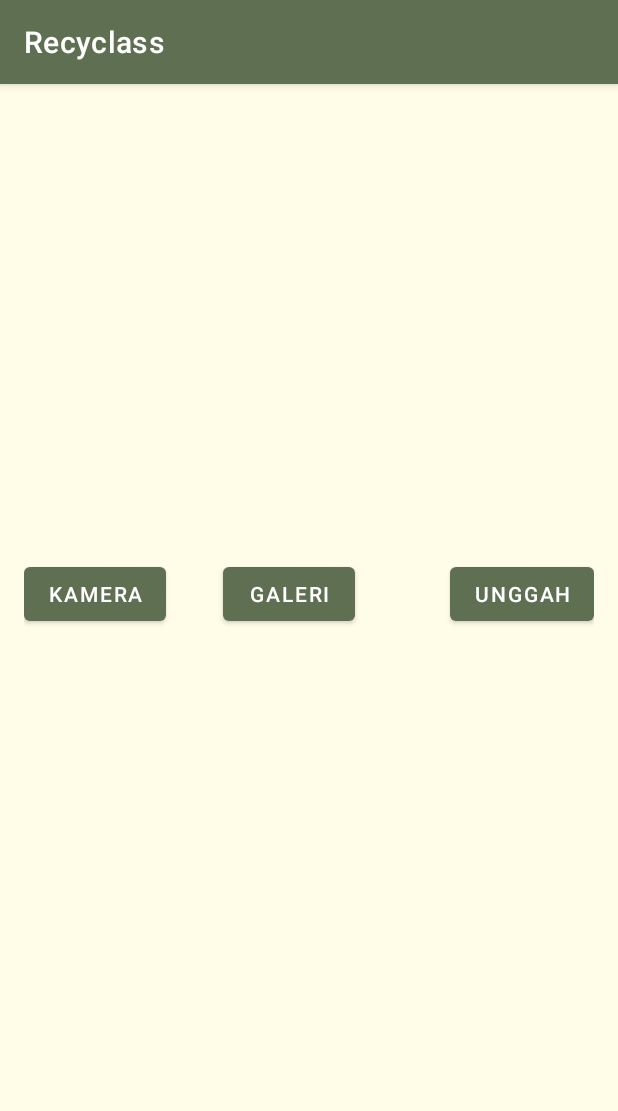
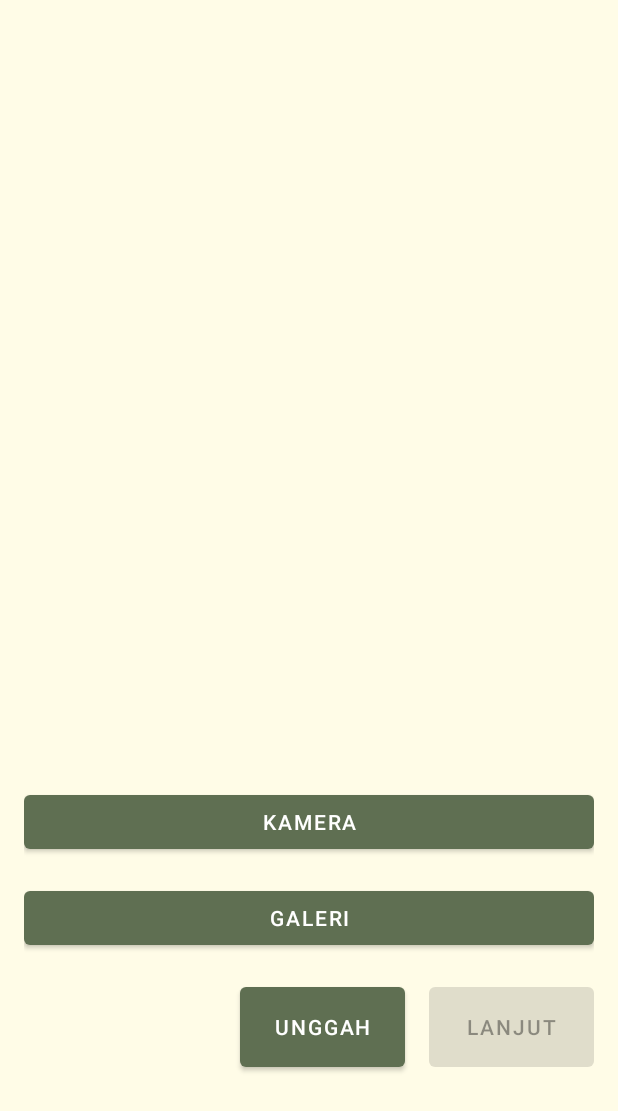
Before and after one commit to imyanuarginting/Recyclass, an Android app: the screen it shows after launch (MainActivity before the commit, CameraActivity after it), on a phone screen of 412 x 824 dp. Shown: the top 1111 px of the screen. Run offline under Robolectric (Android 15) with nearby library versions, the light colour scheme and no system bars.

Commit message:
Better Architecture Component, correcting the flow (Main - Camera), finalizing article feature

```diff
--- a/app/src/main/java/com/example/recyclass/View.kt
+++ b/app/src/main/java/com/example/recyclass/SettingApplication.kt
@@ -6,7 +6,7 @@ import android.view.WindowInsets
 import android.view.WindowManager
 import androidx.appcompat.app.ActionBar
 
-object View {
+object SettingApplication {
     fun noActionBar(window: Window, supportActionBar: ActionBar?) {
         @Suppress("DEPRECATION")
         if (Build.VERSION.SDK_INT >= Build.VERSION_CODES.R) {
--- a/app/src/main/java/com/example/recyclass/data/ArticleRepository.kt
+++ b/app/src/main/java/com/example/recyclass/data/ArticleRepository.kt
@@ -10,13 +10,13 @@ import com.example.recyclass.data.pagingforarticles.PagingSource
 import com.example.recyclass.data.retrofit.ApiService
 
 class ArticleRepository(private val apiService: ApiService) {
-    fun getArticle() : LiveData<PagingData<Article>> {
+    fun getArticle(plastic_type: String) : LiveData<PagingData<Article>> {
         return Pager(
             config = PagingConfig(
                 pageSize = 5
             ),
             pagingSourceFactory = {
-                PagingSource(apiService)
+                PagingSource(apiService, plastic_type)
             }
         ).liveData
     }
--- /dev/null
+++ b/app/src/main/java/com/example/recyclass/ui/camera/CameraActivity.kt
@@ -0,0 +1,125 @@
+package com.example.recyclass.ui.camera
+
+import android.content.Context
+import android.content.Intent
+import android.graphics.BitmapFactory
+import androidx.appcompat.app.AppCompatActivity
+import android.os.Bundle
+import android.os.Environment
+import android.provider.MediaStore
+import android.view.View
+import android.widget.Toast
+import androidx.activity.result.contract.ActivityResultContracts
+import androidx.core.content.FileProvider
+import com.example.recyclass.SettingApplication
+import com.example.recyclass.data.Indicator
+import com.example.recyclass.databinding.ActivityCameraBinding
+import com.example.recyclass.ui.listarticle.ListArticleActivity
+import okhttp3.MediaType.Companion.toMediaType
+import okhttp3.MultipartBody
+import okhttp3.RequestBody.Companion.asRequestBody
+import java.io.File
+import java.text.SimpleDateFormat
+import java.util.*
+
+class CameraActivity : AppCompatActivity() {
+    private lateinit var binding: ActivityCameraBinding
+    private val timeStamp = SimpleDateFormat(
+        TIME_STAMP_FORMAT,
+        Locale.US
+    ).format(System.currentTimeMillis())
+    private lateinit var currentImagePath: String
+    private var getImage: File? = null
+
+    private val launcherCamera = registerForActivityResult(
+        ActivityResultContracts.StartActivityForResult()
+    ) { result ->
+        if (result.resultCode == RESULT_OK) {
+            val image = File(currentImagePath)
+            image.let {
+                getImage = it
+                binding.imageView.setImageBitmap(BitmapFactory.decodeFile(it.path))
+            }
+        }
+    }
+
+    private var plasticType = ""
+
+    private lateinit var viewModel: CameraViewModel
+
+    override fun onCreate(savedInstanceState: Bundle?) {
+        super.onCreate(savedInstanceState)
+        binding = ActivityCameraBinding.inflate(layoutInflater)
+        setContentView(binding.root)
+
+        SettingApplication.noActionBar(window, supportActionBar)
+
+        viewModel = CameraViewModel()
+
+        binding.btnCamera.setOnClickListener {
+            val intent = Intent(MediaStore.ACTION_IMAGE_CAPTURE)
+            intent.resolveActivity(packageManager)
+
+            createTempFile(application).also {
+                val imageURI = FileProvider.getUriForFile(
+                    this@CameraActivity,
+                    "com.example.recyclass",
+                    it
+                )
+                currentImagePath = it.absolutePath
+                intent.putExtra(MediaStore.EXTRA_OUTPUT, imageURI)
+                File(currentImagePath).deleteOnExit()
+                launcherCamera.launch(intent)
+            }
+        }
+
+        binding.btnUpload.setOnClickListener {
+            if (getImage != null) {
+                val image = getImage as File
+                val requestImage = image.asRequestBody("image/jpeg".toMediaType())
+                val imageMultipart: MultipartBody.Part = MultipartBody.Part.createFormData(
+                    "file",
+                    image.name,
+                    requestImage
+                )
+                viewModel.uploadImage(imageMultipart).observe(this) {
+                    when (it) {
+                        is Indicator.Success -> {
+                            with(binding) {
+                                progressBarCamera.visibility = View.GONE
+                                btnNext.isEnabled = true
+                                btnCamera.isEnabled = false
+                                btnGallery.isEnabled = false
+                                btnUpload.isEnabled = false
+                            }
+                            plasticType = it.plasticType
+                        }
+                        is Indicator.Loading -> {
+                            binding.progressBarCamera.visibility = View.VISIBLE
+                        }
+                        is Indicator.Error -> {
+                            binding.progressBarCamera.visibility = View.GONE
+                            Toast.makeText(this, "Terjadi kesalahan saat memproses pendeteksian : ($it)", Toast.LENGTH_SHORT).show()
+                        }
+                    }
+                }
+            }
+        }
+
+        binding.btnNext.setOnClickListener {
+            val intent = Intent(this@CameraActivity, ListArticleActivity::class.java)
+            intent.putExtra(ListArticleActivity.EXTRA_IMAGE, currentImagePath)
+            intent.putExtra(ListArticleActivity.EXTRA_PLASTIC_TYPE, plasticType)
+            startActivity(intent)
+        }
+    }
+
+    private fun createTempFile(context: Context): File {
+        val storageDirectory = context.getExternalFilesDir(Environment.DIRECTORY_PICTURES)
+        return File.createTempFile("plastic $timeStamp", ".jpg", storageDirectory)
+    }
+
+    companion object {
+        private const val TIME_STAMP_FORMAT = "dd-MMM-yyyy HH:mm:ss"
+    }
+}
--- /dev/null
+++ b/app/src/main/java/com/example/recyclass/ui/camera/CameraViewModel.kt
@@ -0,0 +1,15 @@
+package com.example.recyclass.ui.camera
+
+import androidx.lifecycle.LiveData
+import androidx.lifecycle.ViewModel
+import com.example.recyclass.data.ImageRepository
+import com.example.recyclass.data.Indicator
+import okhttp3.MultipartBody
+
+class CameraViewModel : ViewModel() {
+    private val repository = ImageRepository()
+
+    fun uploadImage(image: MultipartBody.Part) : LiveData<Indicator<String>> {
+        return repository.uploadImage(image)
+    }
+}
--- a/app/src/main/java/com/example/recyclass/ui/main/MainActivity.kt
+++ b/app/src/main/java/com/example/recyclass/ui/main/MainActivity.kt
@@ -1,109 +1,15 @@
 package com.example.recyclass.ui.main
 
-import android.content.Context
-import android.content.Intent
-import android.graphics.BitmapFactory
 import androidx.appcompat.app.AppCompatActivity
 import android.os.Bundle
-import android.os.Environment
-import android.provider.MediaStore
-import android.util.Log
-import androidx.activity.result.contract.ActivityResultContracts
-import androidx.core.content.FileProvider
 import com.example.recyclass.databinding.ActivityMainBinding
-import com.example.recyclass.ui.listarticle.ListArticleActivity
-import okhttp3.MediaType.Companion.toMediaType
-import okhttp3.MultipartBody
-import okhttp3.RequestBody.Companion.asRequestBody
-import java.io.File
-import java.text.SimpleDateFormat
-import java.util.*
 
 class MainActivity : AppCompatActivity() {
     private lateinit var binding: ActivityMainBinding
-    private val timeStamp = SimpleDateFormat(
-        TIME_STAMP_FORMAT,
-        Locale.US
-    ).format(System.currentTimeMillis())
-    private lateinit var currentImagePath: String
-    private var getImage: File? = null
-
-    private val launcherCamera = registerForActivityResult(
-        ActivityResultContracts.StartActivityForResult()
-    ) { result ->
-        if (result.resultCode == RESULT_OK) {
-            val image = File(currentImagePath)
-            image.let {
-                getImage = it
-                binding.imageView.setImageBitmap(BitmapFactory.decodeFile(it.path))
-            }
-        }
-    }
-
-    private lateinit var viewModel: MainViewModel
 
     override fun onCreate(savedInstanceState: Bundle?) {
         super.onCreate(savedInstanceState)
         binding = ActivityMainBinding.inflate(layoutInflater)
         setContentView(binding.root)
-
-        viewModel = MainViewModel()
-
-        binding.btnCamera.setOnClickListener {
-            val intent = Intent(MediaStore.ACTION_IMAGE_CAPTURE)
-            intent.resolveActivity(packageManager)
-
-            createTempFile(application).also {
-                val imageURI = FileProvider.getUriForFile(
-                    this@MainActivity,
-                "com.example.recyclass",
-                    it
-                )
-                currentImagePath = it.absolutePath
-                intent.putExtra(MediaStore.EXTRA_OUTPUT, imageURI)
-                File(currentImagePath).deleteOnExit()
-                launcherCamera.launch(intent)
-            }
-        }
-
-        binding.btnUnggah.setOnClickListener {
-            if (getImage != null) {
-                val image = getImage as File
-                val requestImage = image.asRequestBody("image/jpeg".toMediaType())
-                val imageMultipart: MultipartBody.Part = MultipartBody.Part.createFormData(
-                    "file",
-                    image.name,
-                    requestImage
-                )
-                viewModel.uploadImage(imageMultipart)
-            }
-        }
-
-        viewModel.success.observe(this) {
-            if (it) {
-                val intent = Intent(this@MainActivity, ListArticleActivity::class.java)
-                intent.putExtra(ListArticleActivity.EXTRA_IMAGE, currentImagePath)
-                startActivity(intent)
-            }
-        }
-    }
-
-    override fun onStart() {
-        super.onStart()
-        Log.d("MainActivity", "onStart")
-    }
-
-    override fun onStop() {
-        super.onStop()
-        Log.d("MainActivity", "onStop")
-    }
-
-    private fun createTempFile(context: Context): File {
-        val storageDirectory = context.getExternalFilesDir(Environment.DIRECTORY_PICTURES)
-        return File.createTempFile("plastic $timeStamp", ".jpg", storageDirectory)
-    }
-
-    companion object {
-        private const val TIME_STAMP_FORMAT = "dd-MMM-yyyy HH:mm:ss"
     }
 }
--- a/app/src/main/java/com/example/recyclass/ui/splashscreen/SplashScreenActivity.kt
+++ b/app/src/main/java/com/example/recyclass/ui/splashscreen/SplashScreenActivity.kt
@@ -4,7 +4,7 @@ import android.content.Intent
 import androidx.appcompat.app.AppCompatActivity
 import android.os.Bundle
 import android.os.Handler
-import com.example.recyclass.View
+import com.example.recyclass.SettingApplication
 import com.example.recyclass.databinding.ActivitySplashScreenBinding
 
 class SplashScreenActivity : AppCompatActivity() {
@@ -14,7 +14,7 @@ class SplashScreenActivity : AppCompatActivity() {
         binding = ActivitySplashScreenBinding.inflate(layoutInflater)
         setContentView(binding.root)
 
-        View.noActionBar(window, supportActionBar)
+        SettingApplication.noActionBar(window, supportActionBar)
 
         Handler().postDelayed({
             val intent = Intent(this@SplashScreenActivity, SplashScreenContinueActivity::class.java)
--- a/app/src/main/java/com/example/recyclass/ui/splashscreen/SplashScreenContinueActivity.kt
+++ b/app/src/main/java/com/example/recyclass/ui/splashscreen/SplashScreenContinueActivity.kt
@@ -4,9 +4,9 @@ import android.content.Intent
 import androidx.appcompat.app.AppCompatActivity
 import android.os.Bundle
 import android.os.Handler
-import com.example.recyclass.View
+import com.example.recyclass.SettingApplication
 import com.example.recyclass.databinding.ActivitySplashScreenContinueBinding
-import com.example.recyclass.ui.main.MainActivity
+import com.example.recyclass.ui.camera.CameraActivity
 
 class SplashScreenContinueActivity : AppCompatActivity() {
     private lateinit var binding: ActivitySplashScreenContinueBinding
@@ -16,10 +16,10 @@ class SplashScreenContinueActivity : AppCompatActivity() {
         binding = ActivitySplashScreenContinueBinding.inflate(layoutInflater)
         setContentView(binding.root)
 
-        View.noActionBar(window, supportActionBar)
+        SettingApplication.noActionBar(window, supportActionBar)
 
         Handler().postDelayed({
-            val intent = Intent(this@SplashScreenContinueActivity, MainActivity::class.java)
+            val intent = Intent(this@SplashScreenContinueActivity, CameraActivity::class.java)
             startActivity(intent)
             finish()
         }, 3000)
--- /dev/null
+++ b/app/src/main/res/layout/activity_camera.xml
@@ -0,0 +1,71 @@
+<?xml version="1.0" encoding="utf-8"?>
+<androidx.constraintlayout.widget.ConstraintLayout xmlns:android="http://schemas.android.com/apk/res/android"
+    xmlns:app="http://schemas.android.com/apk/res-auto"
+    xmlns:tools="http://schemas.android.com/tools"
+    android:layout_width="match_parent"
+    android:layout_height="match_parent"
+    android:padding="16dp"
+    tools:context=".ui.camera.CameraActivity">
+
+    <ImageView
+        android:id="@+id/imageView"
+        android:layout_width="match_parent"
+        android:layout_height="0dp"
+        android:layout_marginBottom="300dp"
+        android:contentDescription="@string/picture"
+        app:layout_constraintBottom_toBottomOf="parent"
+        app:layout_constraintEnd_toEndOf="parent"
+        app:layout_constraintStart_toStartOf="parent"
+        app:layout_constraintTop_toTopOf="parent" />
+
+    <ProgressBar
+        android:id="@+id/progressBar_camera"
+        android:layout_width="wrap_content"
+        android:layout_height="wrap_content"
+        android:visibility="gone"
+        app:layout_constraintBottom_toBottomOf="parent"
+        app:layout_constraintEnd_toEndOf="parent"
+        app:layout_constraintStart_toStartOf="parent"
+        app:layout_constraintTop_toTopOf="parent" />
+
+    <Button
+        android:id="@+id/btn_camera"
+        android:layout_width="match_parent"
+        android:layout_height="wrap_content"
+        android:layout_marginTop="16dp"
+        android:text="@string/camera"
+        app:layout_constraintEnd_toEndOf="parent"
+        app:layout_constraintStart_toStartOf="parent"
+        app:layout_constraintTop_toBottomOf="@+id/imageView" />
+
+    <Button
+        android:id="@+id/btn_gallery"
+        android:layout_width="match_parent"
+        android:layout_height="wrap_content"
+        android:layout_marginTop="16dp"
+        android:text="@string/gallery"
+        app:layout_constraintEnd_toEndOf="parent"
+        app:layout_constraintStart_toStartOf="parent"
+        app:layout_constraintTop_toBottomOf="@+id/btn_camera" />
+
+    <Button
+        android:id="@+id/btn_upload"
+        android:layout_width="110dp"
+        android:layout_height="65dp"
+        android:layout_marginTop="16dp"
+        android:layout_marginEnd="16dp"
+        android:text="@string/upload"
+        app:layout_constraintEnd_toStartOf="@+id/btn_next"
+        app:layout_constraintTop_toBottomOf="@+id/btn_gallery" />
+
+    <Button
+        android:id="@+id/btn_next"
+        android:layout_width="110dp"
+        android:layout_height="65dp"
+        android:layout_marginTop="16dp"
+        android:text="@string/next"
+        android:enabled="false"
+        app:layout_constraintEnd_toEndOf="parent"
+        app:layout_constraintTop_toBottomOf="@+id/btn_gallery" />
+
+</androidx.constraintlayout.widget.ConstraintLayout>
--- a/app/src/main/res/layout/activity_main.xml
+++ b/app/src/main/res/layout/activity_main.xml
@@ -1,46 +1,9 @@
 <?xml version="1.0" encoding="utf-8"?>
 <androidx.constraintlayout.widget.ConstraintLayout xmlns:android="http://schemas.android.com/apk/res/android"
-    xmlns:app="http://schemas.android.com/apk/res-auto"
     xmlns:tools="http://schemas.android.com/tools"
     android:layout_width="match_parent"
     android:layout_height="match_parent"
     android:padding="16dp"
     tools:context=".ui.main.MainActivity">
 
-    <ImageView
-        android:id="@+id/imageView"
-        android:layout_width="300dp"
-        android:layout_height="300dp"
-        android:contentDescription="@string/picture"
-        app:layout_constraintEnd_toEndOf="parent"
-        app:layout_constraintStart_toStartOf="parent"
-        app:layout_constraintTop_toTopOf="parent"
-        tools:srcCompat="@tools:sample/avatars" />
-
-    <Button
-        android:id="@+id/btn_camera"
-        android:layout_width="wrap_content"
-        android:layout_height="wrap_content"
-        android:text="Kamera"
-        app:layout_constraintStart_toStartOf="parent"
-        app:layout_constraintTop_toBottomOf="@+id/imageView" />
-
-    <Button
-        android:id="@+id/btn_galery"
-        android:layout_width="wrap_content"
-        android:layout_height="wrap_content"
-        android:layout_marginStart="38dp"
-        android:text="Galeri"
-        app:layout_constraintStart_toEndOf="@+id/btn_camera"
-        app:layout_constraintTop_toBottomOf="@+id/imageView" />
-
-    <Button
-        android:id="@+id/btn_unggah"
-        android:layout_width="wrap_content"
-        android:layout_height="wrap_content"
-        android:text="Unggah"
-        app:layout_constraintEnd_toEndOf="parent"
-        app:layout_constraintTop_toBottomOf="@+id/imageView" />
-
-
 </androidx.constraintlayout.widget.ConstraintLayout>
--- a/app/src/main/res/values/strings.xml
+++ b/app/src/main/res/values/strings.xml
@@ -1,11 +1,15 @@
 <resources>
     <string name="app_name">Recyclass</string>
     <string name="picture">picture</string>
-    <string name="article_title">judul_artikel</string>
-    <string name="article_desc">deskripsi_artikel</string>
-    <string name="article_date">tanggal_artikel</string>
+    <string name="article_title">article_title</string>
+    <string name="article_author">By: %s</string>
+    <string name="article_date">article_date</string>
     <string name="related_article">Artikel Terkait</string>
     <!-- TODO: Remove or change this placeholder text -->
     <string name="hello_blank_fragment">Hello blank fragment</string>
-    <string name="plastic_type">tipe_plastik</string>
+    <string name="plastic_type">Tipe plastik: %s</string>
+    <string name="camera">Kamera</string>
+    <string name="gallery">Galeri</string>
+    <string name="upload">Unggah</string>
+    <string name="next">Lanjut</string>
 </resources>
```
Also changed, not shown: app/src/main/AndroidManifest.xml (+4 -9 lines), app/src/main/java/com/example/recyclass/data/ImageRepository.kt (+40 -28 lines), app/src/main/java/com/example/recyclass/data/pagingforarticles/PagingSource.kt (+2 -5 lines), app/src/main/java/com/example/recyclass/ui/detailarticle/DetailArticleActivity.kt (deleted, +0 -12 lines), app/src/main/java/com/example/recyclass/ui/listarticle/Adapter.kt (+7 -3 lines), app/src/main/java/com/example/recyclass/ui/listarticle/ListArticleActivity.kt (+13 -20 lines), app/src/main/java/com/example/recyclass/ui/listarticle/ListArticleViewModel.kt (+2 -38 lines), app/src/main/java/com/example/recyclass/ui/main/MainViewModel.kt (+0 -38 lines), app/src/main/res/layout/activity_list_article.xml (+7 -5 lines), app/src/main/res/layout/layout_item.xml (+20 -8 lines).
